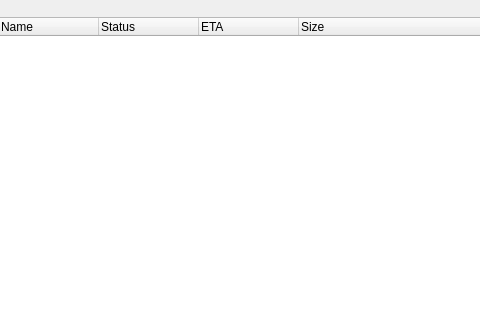
Qt form src/view/mainwindow.ui (haikion/afi-sync) before a commit; both pictures show x 113 to 593 and y 0 to 320 of the 800 by 600 pixel window.
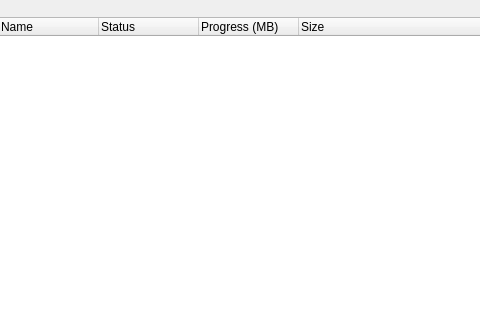
The same form after that commit. Custom widgets are drawn as their Qt base class.

Patch:
```diff
--- a/src/view/mainwindow.ui
+++ b/src/view/mainwindow.ui
@@ -39,7 +39,7 @@
         </column>
         <column>
          <property name="text">
-          <string>ETA</string>
+          <string>Progress (MB)</string>
          </property>
         </column>
         <column>
```
